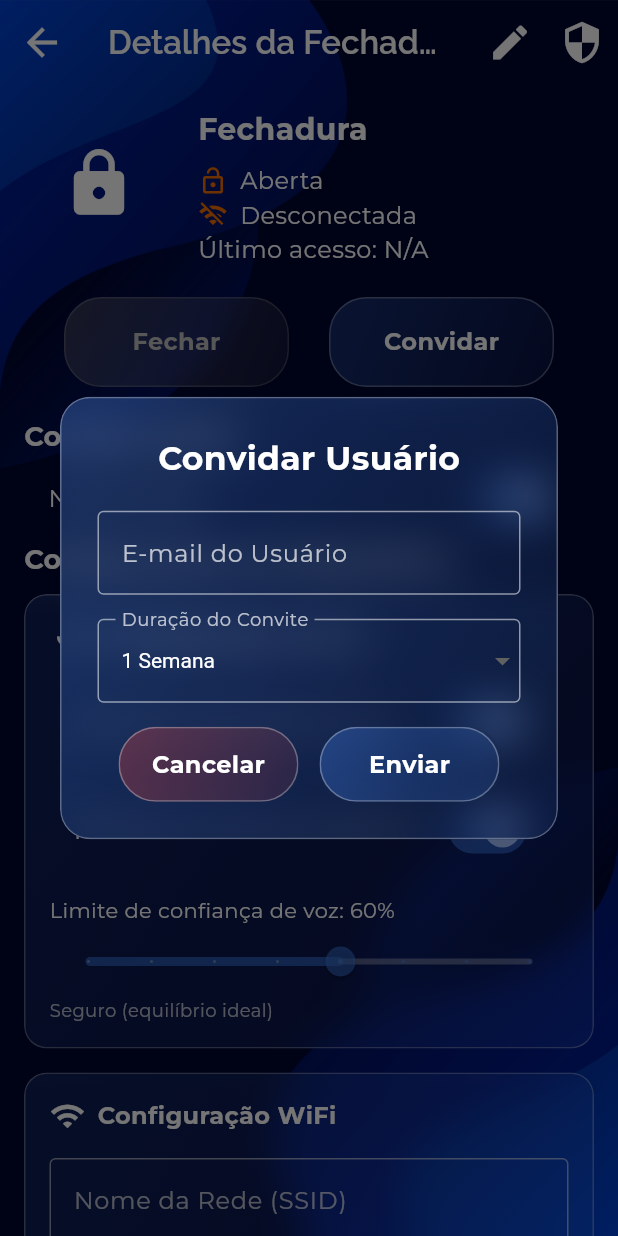
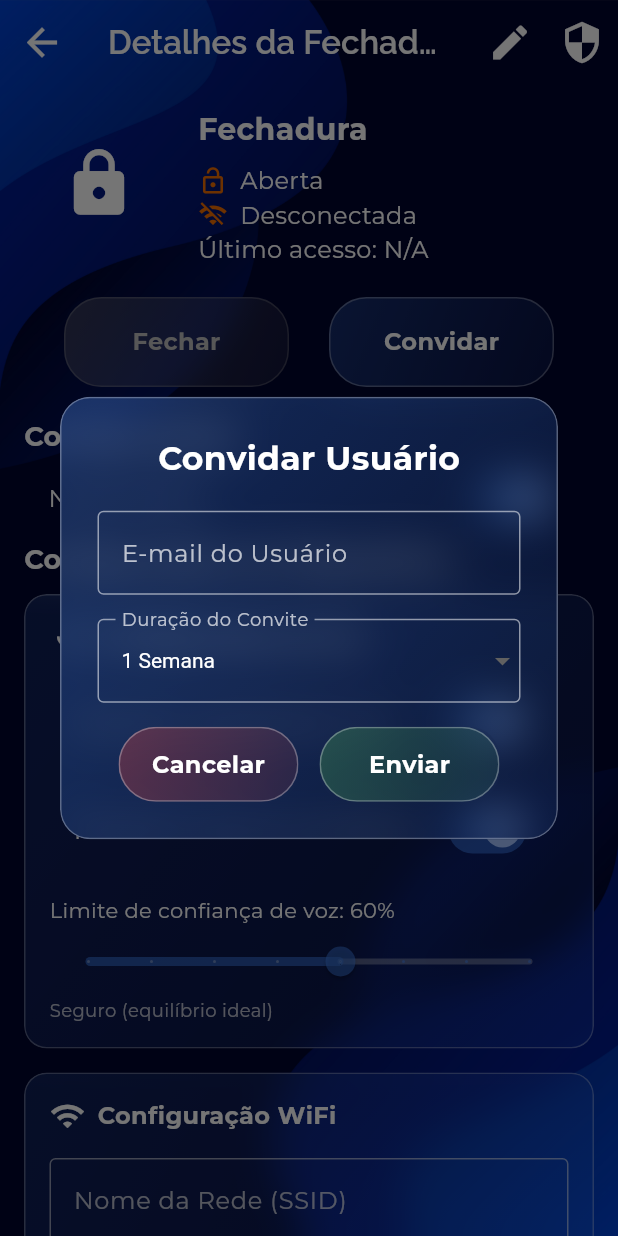
Before and after one commit to lucca-pellegrini/LockWise, a Flutter app: the LockDetails screen opened directly with empty values, after a tap on "Convidar", on a phone screen of 412 x 824 dp. Run offline on Flutter 3.47's test engine with Material 3 defaults, Android fonts, the phone set to English and light mode, and no system bars; our stand-ins replace carousel_slider, cloud_firestore, firebase_auth, firebase_core, flutter_dotenv, flutter_secure_storage and 3 more; missing offline and left inert: record, wifi_scan; accounts and stored records are empty; generated files the repository leaves out were written again; network calls fail.

Commit message:
chore(app): muda cor de botões de confirmação para serem consistentes

```diff
--- a/app/lib/PaginaDetalhe.dart
+++ b/app/lib/PaginaDetalhe.dart
@@ -1822,6 +1822,7 @@ class _LockDetailsState extends State<LockDetails> with WidgetsBindingObserver {
                                   }
                                 },
                                 text: ('Enviar'),
+                                color: Colors.green,
                                 width: 120,
                                 height: 50,
                               ),
--- a/app/lib/PaginaInicial.dart
+++ b/app/lib/PaginaInicial.dart
@@ -931,7 +931,7 @@ class _InicialState extends State<Inicial> {
                                             );
                                           }
                                         },
-                                  color: Colors.white,
+                                  color: isPairing ? Colors.white : Colors.green,
                                 ),
                               ],
                             ),
```
